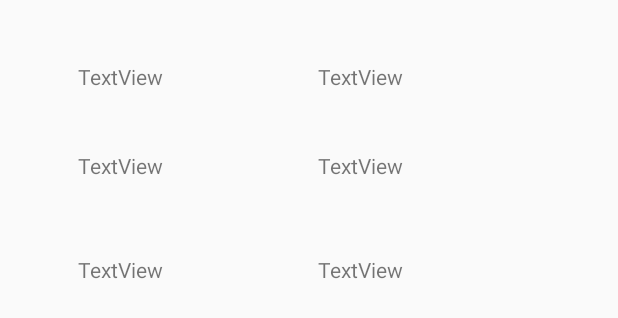
After one commit to Lor-n82/EntelCaramel, an Android app: the layout list_item_caramelos.xml on its own in the app's theme, with its tools: preview values and no code run, on a phone screen of 412 x 824 dp. The commit adds this screen. Shown: the top 318 px of the screen. Run offline under Robolectric (Android 15) with nearby library versions, the phone set to English and light mode, and no system bars.

```diff
--- a/app/build.gradle
+++ b/app/build.gradle
@@ -26,7 +26,7 @@ dependencies {
     implementation 'com.android.support:design:28.0.0'
     implementation 'com.android.support.constraint:constraint-layout:1.1.3'
     implementation 'com.google.firebase:firebase-database:16.0.6'
-    implementation 'com.google.firebase:firebase-core:9.8.0'
+    implementation 'com.google.firebase:firebase-core:16.0.4'
     testImplementation 'junit:junit:4.12'
     androidTestImplementation 'com.android.support.test:runner:1.0.2'
     androidTestImplementation 'com.android.support.test.espresso:espresso-core:3.0.2'
--- a/app/src/main/AndroidManifest.xml
+++ b/app/src/main/AndroidManifest.xml
@@ -9,6 +9,7 @@
         android:roundIcon="@mipmap/ic_launcher_round"
         android:supportsRtl="true"
         android:theme="@style/AppTheme">
+        <activity android:name=".Estadisticas"></activity>
         <activity
             android:name=".MainActivity"
             android:label="@string/app_name"
--- /dev/null
+++ b/app/src/main/res/layout/list_item_caramelos.xml
@@ -0,0 +1,133 @@
+<?xml version="1.0" encoding="utf-8"?>
+<android.support.constraint.ConstraintLayout xmlns:android="http://schemas.android.com/apk/res/android"
+    xmlns:app="http://schemas.android.com/apk/res-auto"
+    xmlns:tools="http://schemas.android.com/tools"
+    android:layout_width="match_parent"
+    android:layout_height="match_parent">
+
+    <android.support.constraint.Guideline
+        android:id="@+id/guideline5"
+        android:layout_width="wrap_content"
+        android:layout_height="wrap_content"
+        android:orientation="horizontal"
+        app:layout_constraintGuide_begin="20dp" />
+
+    <android.support.constraint.Guideline
+        android:id="@+id/guideline6"
+        android:layout_width="wrap_content"
+        android:layout_height="wrap_content"
+        android:orientation="horizontal"
+        app:layout_constraintGuide_begin="82dp" />
+
+    <android.support.constraint.Guideline
+        android:id="@+id/guideline7"
+        android:layout_width="wrap_content"
+        android:layout_height="wrap_content"
+        android:orientation="horizontal"
+        app:layout_constraintGuide_begin="139dp" />
+
+    <android.support.constraint.Guideline
+        android:id="@+id/guideline8"
+        android:layout_width="wrap_content"
+        android:layout_height="wrap_content"
+        android:orientation="horizontal"
+        app:layout_constraintGuide_begin="221dp" />
+
+    <android.support.constraint.Guideline
+        android:id="@+id/guideline9"
+        android:layout_width="wrap_content"
+        android:layout_height="wrap_content"
+        android:orientation="vertical"
+        app:layout_constraintGuide_begin="160dp" />
+
+    <TextView
+        android:id="@+id/textViewIdT"
+        android:layout_width="wrap_content"
+        android:layout_height="wrap_content"
+        android:layout_marginStart="8dp"
+        android:layout_marginTop="8dp"
+        android:layout_marginEnd="8dp"
+        android:layout_marginBottom="8dp"
+        android:text="TextView"
+        app:layout_constraintBottom_toTopOf="@+id/guideline6"
+        app:layout_constraintEnd_toStartOf="@+id/guideline9"
+        app:layout_constraintStart_toStartOf="parent"
+        app:layout_constraintTop_toTopOf="@+id/guideline5" />
+
+    <TextView
+        android:id="@+id/textViewEnvoltorioT"
+        android:layout_width="wrap_content"
+        android:layout_height="wrap_content"
+        android:layout_marginStart="8dp"
+        android:layout_marginTop="8dp"
+        android:layout_marginEnd="8dp"
+        android:layout_marginBottom="8dp"
+        android:text="TextView"
+        app:layout_constraintBottom_toTopOf="@+id/guideline7"
+        app:layout_constraintEnd_toStartOf="@+id/guideline9"
+        app:layout_constraintStart_toStartOf="parent"
+        app:layout_constraintTop_toTopOf="@+id/guideline6" />
+
+    <TextView
+        android:id="@+id/textViewSaborT"
+        android:layout_width="wrap_content"
+        android:layout_height="wrap_content"
+        android:layout_marginStart="8dp"
+        android:layout_marginTop="8dp"
+        android:layout_marginEnd="8dp"
+        android:layout_marginBottom="8dp"
+        android:text="TextView"
+        app:layout_constraintBottom_toTopOf="@+id/guideline8"
+        app:layout_constraintEnd_toStartOf="@+id/guideline9"
+        app:layout_constraintStart_toStartOf="parent"
+        app:layout_constraintTop_toTopOf="@+id/guideline7" />
+
+    <TextView
+        android:id="@+id/textViewIdR"
+        android:layout_width="wrap_content"
+        android:layout_height="wrap_content"
+        android:layout_marginStart="8dp"
+        android:layout_marginTop="8dp"
+        android:layout_marginEnd="8dp"
+        android:layout_marginBottom="8dp"
+        android:text="TextView"
+        app:layout_constraintBottom_toTopOf="@+id/guideline6"
+        app:layout_constraintEnd_toStartOf="@+id/guideline10"
+        app:layout_constraintStart_toStartOf="@+id/guideline9"
+        app:layout_constraintTop_toTopOf="@+id/guideline5" />
+
+    <TextView
+        android:id="@+id/textViewEnvoltorioR"
+        android:layout_width="wrap_content"
+        android:layout_height="wrap_content"
+        android:layout_marginStart="8dp"
+        android:layout_marginTop="8dp"
+        android:layout_marginEnd="8dp"
+        android:layout_marginBottom="8dp"
+        android:text="TextView"
+        app:layout_constraintBottom_toTopOf="@+id/guideline7"
+        app:layout_constraintEnd_toStartOf="@+id/guideline10"
+        app:layout_constraintStart_toStartOf="@+id/guideline9"
+        app:layout_constraintTop_toTopOf="@+id/guideline6" />
+
+    <TextView
+        android:id="@+id/textViewSaborR"
+        android:layout_width="wrap_content"
+        android:layout_height="wrap_content"
+        android:layout_marginStart="8dp"
+        android:layout_marginTop="8dp"
+        android:layout_marginEnd="8dp"
+        android:layout_marginBottom="8dp"
+        android:text="TextView"
+        app:layout_constraintBottom_toTopOf="@+id/guideline8"
+        app:layout_constraintEnd_toStartOf="@+id/guideline10"
+        app:layout_constraintStart_toStartOf="@+id/guideline9"
+        app:layout_constraintTop_toTopOf="@+id/guideline7" />
+
+    <android.support.constraint.Guideline
+        android:id="@+id/guideline10"
+        android:layout_width="wrap_content"
+        android:layout_height="wrap_content"
+        android:orientation="vertical"
+        app:layout_constraintGuide_begin="320dp" />
+</android.support.constraint.ConstraintLayout>
--- a/app/src/main/res/values/strings.xml
+++ b/app/src/main/res/values/strings.xml
@@ -14,12 +14,15 @@
     <string name="colorazul">Azul</string>
     <string name="colornaranja">Naranja</string>
     <string name="colorvioleta">Violeta</string>
+    <string name="colorgris">Gris</string>
     *Sabores
     <string name="saborrojo">Rojo</string>
     <string name="saborverde">Verde</string>
     <string name="saborazul">Azul</string>
     <string name="sabornaranja">Naranja</string>
     <string name="saborvioleta">Violeta</string>
+    <string name="saborgris">Gris</string>
+
 
     <array name="colores">
         <item>@string/colorrojo</item>
@@ -27,6 +30,7 @@
         <item>@string/colorazul</item>
         <item>@string/colornaranja</item>
         <item>@string/colorvioleta</item>
+        <item>@string/colorgris</item>
     </array>
 
     <array name="sabores">
@@ -35,6 +39,7 @@
         <item>@string/saborazul</item>
         <item>@string/sabornaranja</item>
         <item>@string/saborvioleta</item>
+        <item>@string/saborgris</item>
     </array>
 
 </resources>
```
Also changed, not shown: app/src/main/java/com/example/entelcaramel/CaramelosAdapter.java (added, +39 -0 lines), app/src/main/java/com/example/entelcaramel/Estadisticas.java (added, +66 -0 lines), app/src/main/java/com/example/entelcaramel/MainActivity.java (+19 -2 lines), app/src/main/java/com/example/entelcaramel/Objetos/Caramelos.java (+15 -8 lines), app/src/main/java/com/example/entelcaramel/Objetos/CaramelosViewHolder.java (added, +23 -0 lines), app/src/main/res/layout/activity_estadisticas.xml (added, +17 -0 lines).
